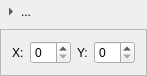
Old version of the form NAMSC_editor/SceneryObjectOnSceneProperties.ui in the repository NAMSCdev/NAMSC.
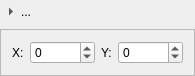
New version of the form. Custom widgets are drawn as their Qt base class.

Commit message: SceneEditor mostly fixed, I guess

Diff of the .ui file:
```diff
--- a/NAMSC_editor/SceneryObjectOnSceneProperties.ui
+++ b/NAMSC_editor/SceneryObjectOnSceneProperties.ui
@@ -71,7 +71,14 @@
        </widget>
       </item>
       <item>
-       <widget class="QSpinBox" name="xPositionSpinBox"/>
+       <widget class="QSpinBox" name="xPositionSpinBox">
+        <property name="minimum">
+         <number>-10000</number>
+        </property>
+        <property name="maximum">
+         <number>10000</number>
+        </property>
+       </widget>
       </item>
       <item>
        <widget class="QLabel" name="yPositionLabel">
@@ -81,7 +88,14 @@
        </widget>
       </item>
       <item>
-       <widget class="QSpinBox" name="yPositionSpinBox"/>
+       <widget class="QSpinBox" name="yPositionSpinBox">
+        <property name="minimum">
+         <number>-10000</number>
+        </property>
+        <property name="maximum">
+         <number>10000</number>
+        </property>
+       </widget>
       </item>
      </layout>
     </widget>
```
The commit also changes 6 other files.
